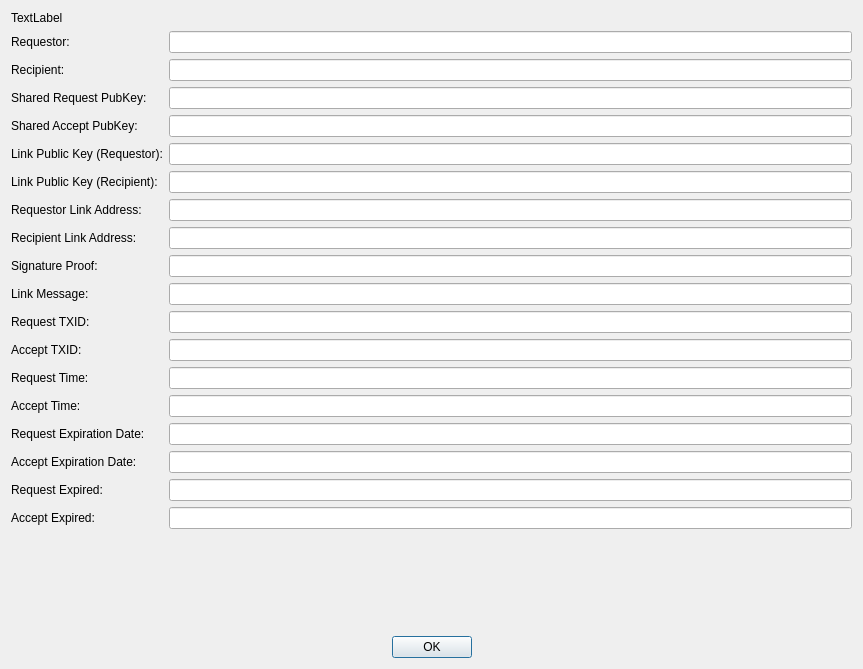
Old version of the form src/qt/forms/bdaplinkdetaildialog.ui in the repository duality-solutions/Dynamic.
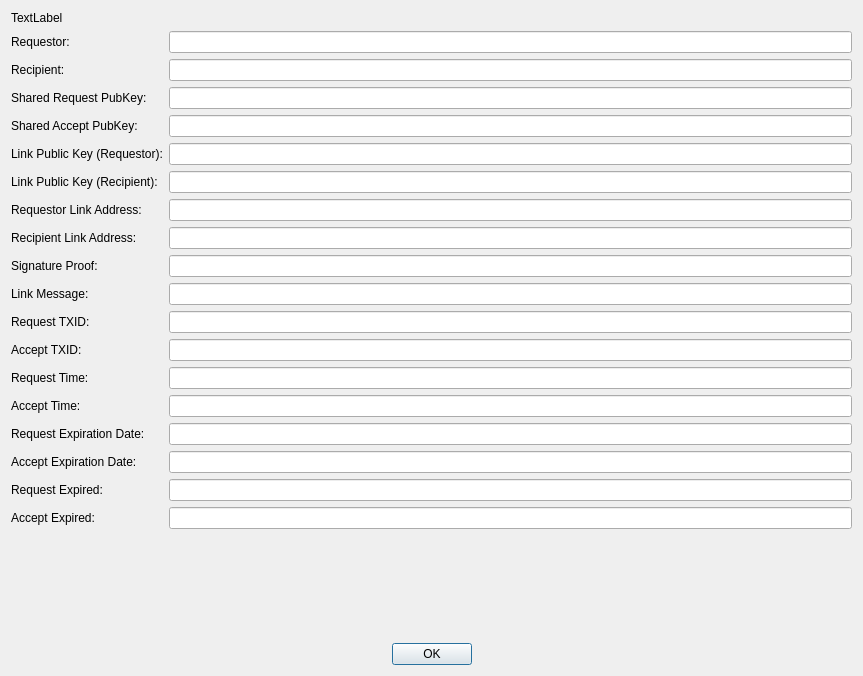
New version of the form. Icons and pictures are not drawn.

Commit message: [Qt GUI] Add and tweak information for detailed link view. Don't display items that are blank.

Patch:
```diff
--- a/src/qt/forms/bdaplinkdetaildialog.ui
+++ b/src/qt/forms/bdaplinkdetaildialog.ui
@@ -7,9 +7,21 @@
     <x>0</x>
     <y>0</y>
     <width>863</width>
-    <height>669</height>
+    <height>676</height>
    </rect>
   </property>
+  <property name="sizePolicy">
+   <sizepolicy hsizetype="Preferred" vsizetype="Minimum">
+    <horstretch>0</horstretch>
+    <verstretch>0</verstretch>
+   </sizepolicy>
+  </property>
+  <property name="minimumSize">
+   <size>
+    <width>863</width>
+    <height>0</height>
+   </size>
+  </property>
   <property name="windowTitle">
    <string>BDAP Link Detail</string>
   </property>
```
Left out of the diff: 24 changed lines with no effect on the pictures. The commit also changes 3 other files.
